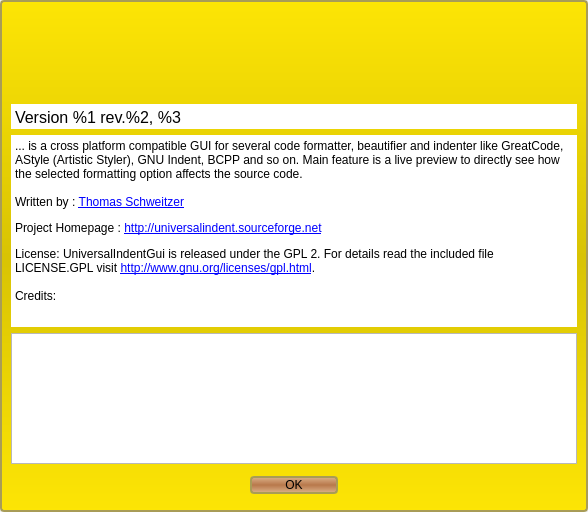
The window that src/aboutdialog.ui (danblakemore/universal-indent-gui) describes before a commit, drawn with Qt 5.
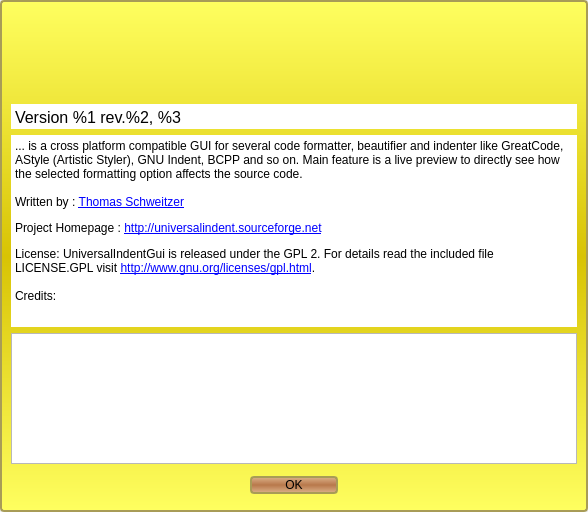
The same window after the commit. Icons and pictures are not drawn.

Commit message: Once again adapted the colors of the about dialog slightly.

What changed in the file:
```diff
--- a/src/aboutdialog.ui
+++ b/src/aboutdialog.ui
@@ -35,7 +35,7 @@
    <item>
     <widget class="QFrame" name="frame" >
      <property name="styleSheet" >
-      <string notr="true" >QFrame#frame { background-color: qlineargradient( x1:0, y1:0, x2:0, y2:1, stop:0 #FDE505, stop:0.5 #D8C304, stop:1 #FDE505 ); border: 2px solid #A89C57; border-radius: 4px;}</string>
+      <string notr="true" >QFrame#frame { background-color: qlineargradient( x1:0, y1:0, x2:0, y2:1, stop:0 #FFFF60, stop:0.5 #D8C304, stop:1 #FFFF60 ); border: 2px solid #A89C57; border-radius: 4px;}</string>
      </property>
      <property name="frameShape" >
       <enum>QFrame::StyledPanel</enum>
```
